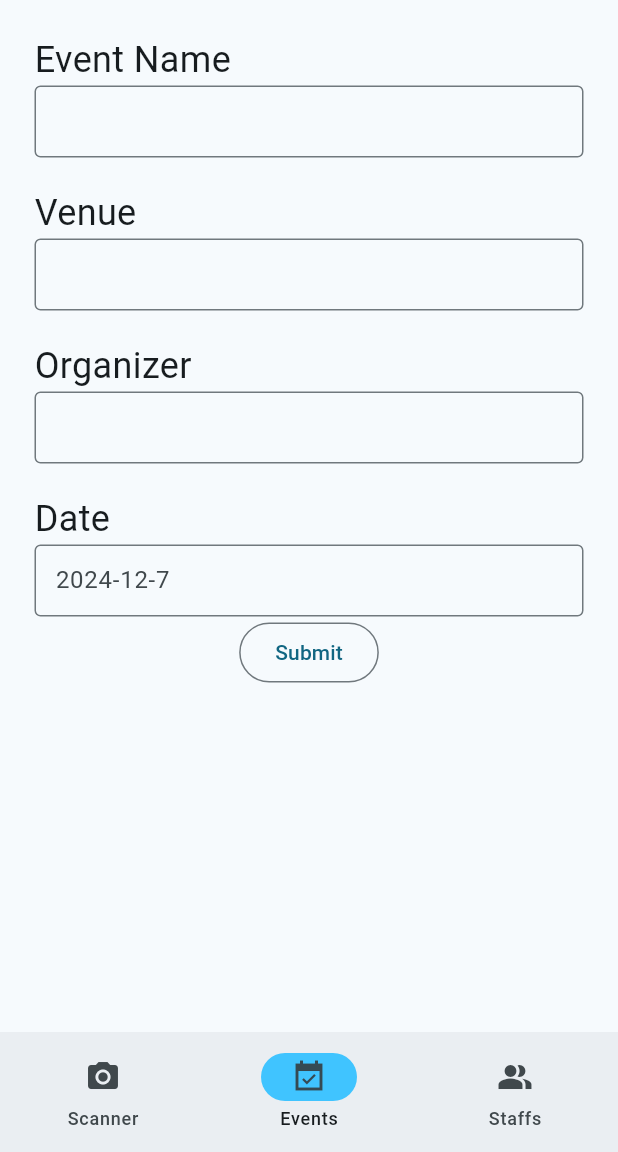
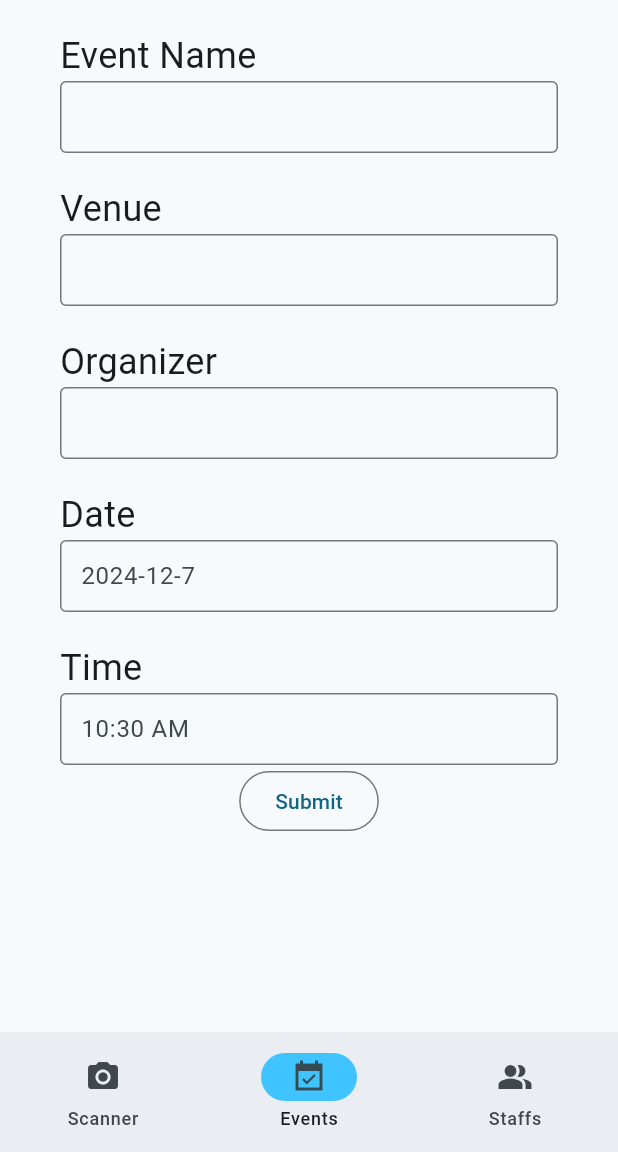
Before and after one commit to baejed/pagtambong_attendance_system, a Flutter app: the EventForm screen opened directly, on a phone screen of 412 x 824 dp, the part 84-1236 px from its top. Run offline on Flutter 3.47's test engine with Material 3 defaults, Android fonts, the phone set to English and light mode, and no system bars; our stand-ins replace cloud_firestore, firebase_core, fluttertoast; missing offline and left inert: dart:ffi, date_picker_plus, mobile_scanner; accounts and stored records are empty.

Commit message:
feat: add time setter

```diff
--- a/lib/events.dart
+++ b/lib/events.dart
@@ -2,6 +2,7 @@ import 'dart:ffi';
 
 import 'package:cloud_firestore/cloud_firestore.dart';
 import 'package:flutter/material.dart';
+import 'package:fluttertoast/fluttertoast.dart';
 import 'package:pagtambong_attendance_system/generic_component.dart';
 import 'package:pagtambong_attendance_system/model/Event.dart';
 import 'package:pagtambong_attendance_system/service/EventService.dart';
@@ -93,6 +94,7 @@ class EventForm extends StatefulWidget {
 
   const EventForm({super.key});
 
+
   @override
   State<StatefulWidget> createState() => _EventFormState();
 
@@ -102,6 +104,7 @@ class _EventFormState extends State<EventForm> {
 
   final CollectionReference _eventsDB = FirebaseFirestore.instance.collection('events');
   DateTime _date = DateTime.now();
+  TimeOfDay _time = TimeOfDay.now();
   final eventNameController = TextEditingController();
   final venueController = TextEditingController();
   final organizerController = TextEditingController();
@@ -112,10 +115,8 @@ class _EventFormState extends State<EventForm> {
     return Scaffold(
       appBar: const DefaultAppBar(),
       body: Padding(
-        padding: const EdgeInsets.all(8.0),
+        padding: const EdgeInsets.fromLTRB(40, 20, 40, 0),
         child: SingleChildScrollView(
-          child: Padding(
-            padding: const EdgeInsets.fromLTRB(15, 15, 15, 15),
           child: Column(
             children: [
               const Row(
@@ -201,7 +202,7 @@ class _EventFormState extends State<EventForm> {
                     final date = await showDatePickerDialog(
                       context: context,
                       minDate: DateTime(2021, 1, 1),
-                        maxDate: DateTime(2023, 12, 31),
+                      maxDate: DateTime(2100, 12, 31),
                     );
                     setState(() {
                       _date = date!;
@@ -214,18 +215,58 @@ class _EventFormState extends State<EventForm> {
                   ),
                 ),
               ),
+              const Padding(
+                padding: EdgeInsets.fromLTRB(0,20,0,0),
+                child: Row(
+                  children: [
+                    Text(
+                      "Time",
+                      textAlign: TextAlign.left,
+                      style: TextStyle(fontSize: 24),
+                    ),
+                  ],
+                ),
+              ),
+              SizedBox(
+                width: 1000,
+                child: TextField(
+                  readOnly: true,
+                  onTap: () async {
+
+                    showTimePicker(
+                      initialTime: TimeOfDay.now(),
+                      context: context,
+                    ).then((value) {
+                      setState(() {
+                        _time = value!;
+                      });
+                    });
+
+                  },
+                  decoration: InputDecoration(
+                    border: const OutlineInputBorder(),
+                    hintText: _time.format(context),
+                    contentPadding: const EdgeInsets.fromLTRB(10, 0, 10,0)
+                  ),
+                ),
+              ),
               OutlinedButton(
                 onPressed: () {
                   setState(() {
+
                     if(
                       eventNameController.text.isEmpty ||
                       venueController.text.isEmpty ||
                       organizerController.text.isEmpty
                     ) return;
 
+                    // setState(() {
+                    //   _date = setTime(_date, _time);
+                    // });
+
                     Event event = Event(
                       eventName: eventNameController.text,
-                        date: _date,
+                      date: setTime(_date, _time),
                       organizer: organizerController.text,
                       venue: venueController.text,
                       isOpen: false
@@ -238,7 +279,6 @@ class _EventFormState extends State<EventForm> {
                 child: const Text("Submit")
               ),
             ],
-            ),
           ),
         )
       ),
@@ -257,3 +297,7 @@ void showAddEventModal(BuildContext context) {
     MaterialPageRoute(builder: (context) => const EventForm())
   );
 }
+
+DateTime setTime(DateTime dateTime, TimeOfDay time) {
+  return DateTime(dateTime.year, dateTime.month, dateTime.day, time.hour, time.minute);
+}
--- a/lib/model/Event.dart
+++ b/lib/model/Event.dart
@@ -1,3 +1,5 @@
+import 'package:flutter/material.dart';
+
 class Event {
   String eventName;
   DateTime date;
```
Lines whose indentation alone changed are shown as unchanged.
